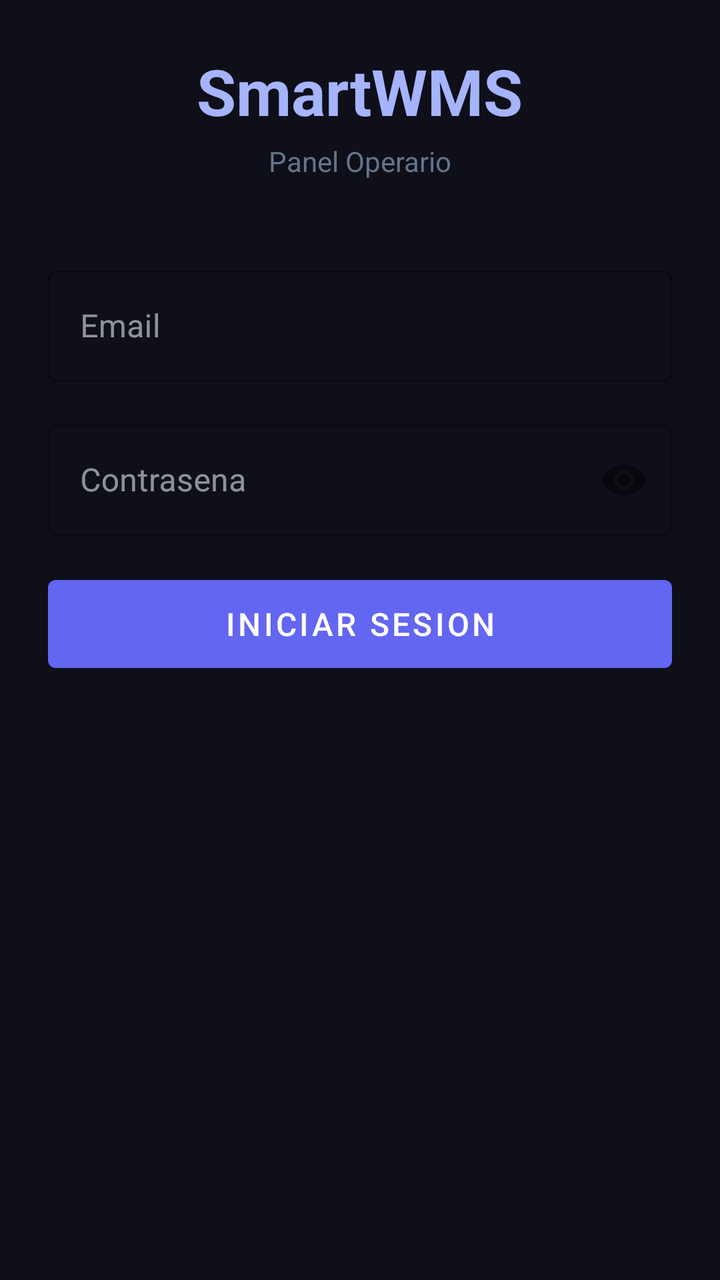
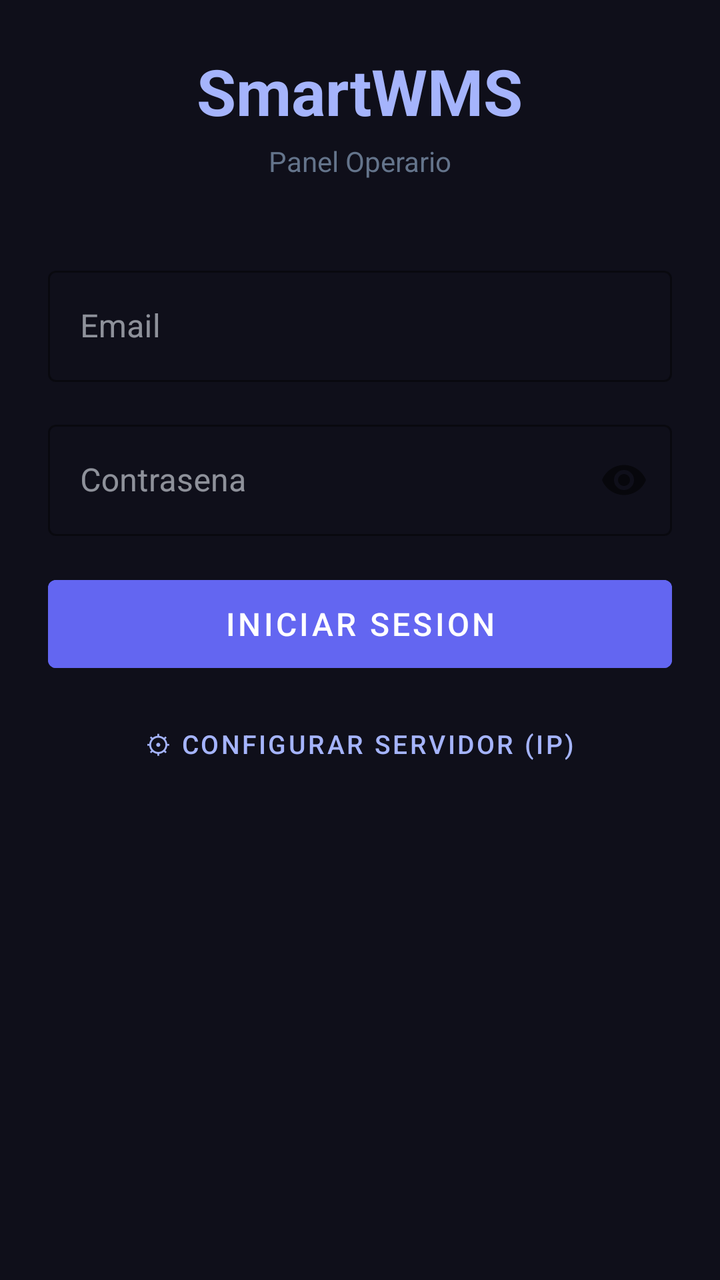

An Android layout rendered at two revisions. The XML below is the earlier revision; the diff shows what the commit changed to produce the second picture.
<!-- AndroidManifest.xml: application theme Theme.SmartWMSOperario -->
<!-- res/layout/activity_login.xml -->
<?xml version="1.0" encoding="utf-8"?>
<androidx.constraintlayout.widget.ConstraintLayout
    xmlns:android="http://schemas.android.com/apk/res/android"
    xmlns:app="http://schemas.android.com/apk/res-auto"
    android:layout_width="match_parent"
    android:layout_height="match_parent"
    android:background="@color/bg_dark"
    android:padding="24dp">

    
    <TextView
        android:id="@+id/tv_title"
        android:layout_width="wrap_content"
        android:layout_height="wrap_content"
        android:text="SmartWMS"
        android:textSize="32sp"
        android:textStyle="bold"
        android:textColor="@color/purple_light"
        app:layout_constraintTop_toTopOf="parent"
        app:layout_constraintStart_toStartOf="parent"
        app:layout_constraintEnd_toEndOf="parent"
        app:layout_constraintVertical_bias="0.3"
        app:layout_constraintBottom_toTopOf="@id/tv_subtitle"/>

    <TextView
        android:id="@+id/tv_subtitle"
        android:layout_width="wrap_content"
        android:layout_height="wrap_content"
        android:text="Panel Operario"
        android:textSize="14sp"
        android:textColor="@color/text_muted"
        app:layout_constraintTop_toBottomOf="@id/tv_title"
        app:layout_constraintStart_toStartOf="parent"
        app:layout_constraintEnd_toEndOf="parent"
        android:layout_marginTop="4dp"/>

    
    <com.google.android.material.textfield.TextInputLayout
        android:id="@+id/til_email"
        style="@style/Widget.MaterialComponents.TextInputLayout.OutlinedBox"
        android:layout_width="0dp"
        android:layout_height="wrap_content"
        android:hint="Email"
        app:boxStrokeColor="@color/purple_primary"
        app:layout_constraintTop_toBottomOf="@id/tv_subtitle"
        app:layout_constraintStart_toStartOf="parent"
        app:layout_constraintEnd_toEndOf="parent"
        android:layout_marginTop="40dp">

        <com.google.android.material.textfield.TextInputEditText
            android:id="@+id/et_email"
            android:layout_width="match_parent"
            android:layout_height="wrap_content"
            android:inputType="textEmailAddress"
            android:textColor="@color/text_primary"
            android:imeOptions="actionNext"/>
    </com.google.android.material.textfield.TextInputLayout>

    
    <com.google.android.material.textfield.TextInputLayout
        android:id="@+id/til_password"
        style="@style/Widget.MaterialComponents.TextInputLayout.OutlinedBox"
        android:layout_width="0dp"
        android:layout_height="wrap_content"
        android:hint="Contrasena"
        app:passwordToggleEnabled="true"
        app:boxStrokeColor="@color/purple_primary"
        app:layout_constraintTop_toBottomOf="@id/til_email"
        app:layout_constraintStart_toStartOf="parent"
        app:layout_constraintEnd_toEndOf="parent"
        android:layout_marginTop="16dp">

        <com.google.android.material.textfield.TextInputEditText
            android:id="@+id/et_password"
            android:layout_width="match_parent"
            android:layout_height="wrap_content"
            android:inputType="textPassword"
            android:textColor="@color/text_primary"
            android:imeOptions="actionDone"/>
    </com.google.android.material.textfield.TextInputLayout>

    
    <ProgressBar
        android:id="@+id/progress_bar"
        android:layout_width="wrap_content"
        android:layout_height="wrap_content"
        android:visibility="gone"
        app:layout_constraintTop_toBottomOf="@id/til_password"
        app:layout_constraintStart_toStartOf="parent"
        app:layout_constraintEnd_toEndOf="parent"
        android:layout_marginTop="12dp"/>

    
    <com.google.android.material.button.MaterialButton
        android:id="@+id/btn_login"
        android:layout_width="0dp"
        android:layout_height="56dp"
        android:text="Iniciar Sesion"
        android:textSize="16sp"
        android:backgroundTint="@color/purple_primary"
        app:layout_constraintTop_toBottomOf="@id/progress_bar"
        app:layout_constraintStart_toStartOf="parent"
        app:layout_constraintEnd_toEndOf="parent"
        android:layout_marginTop="16dp"/>

</androidx.constraintlayout.widget.ConstraintLayout>
<!-- resources referenced by this layout -->
<resources>
  <color name="bg_dark">#0f0f1a</color>
  <color name="purple_light">#a5b4fc</color>
  <color name="purple_primary">#6366f1</color>
  <color name="text_muted">#64748b</color>
  <color name="text_primary">#e2e8f0</color>
  <style name="Theme.SmartWMSOperario" parent="Theme.MaterialComponents.DayNight.DarkActionBar">
          <item name="colorPrimary">@color/purple_primary</item>
          <item name="colorPrimaryVariant">@color/surface_dark</item>
          <item name="colorOnPrimary">@color/white</item>
          <item name="colorSurface">@color/surface_dark</item>
          <item name="colorOnSurface">@color/text_primary</item>
          <item name="android:windowBackground">@color/bg_dark</item>
          <item name="android:statusBarColor">@color/surface_dark</item>
          <item name="android:navigationBarColor">@color/surface_dark</item>
          <item name="bottomNavigationStyle">@style/SmartWMSBottomNav</item>
      </style>
  <color name="surface_dark">#13131f</color>
  <color name="white">#FFFFFFFF</color>
  <style name="SmartWMSBottomNav" parent="Widget.MaterialComponents.BottomNavigationView">
          <item name="android:background">@color/surface_dark</item>
          <item name="itemIconTint">@color/bottom_nav_selector</item>
          <item name="itemTextColor">@color/bottom_nav_selector</item>
      </style>
</resources>

<!-- the commit's change to res/layout/activity_login.xml (unified diff, before → after) -->
@@ -103,4 +103,18 @@
         app:layout_constraintEnd_toEndOf="parent"
         android:layout_marginTop="16dp"/>
 
+    
+    <com.google.android.material.button.MaterialButton
+        android:id="@+id/btn_server_config"
+        style="@style/Widget.MaterialComponents.Button.TextButton"
+        android:layout_width="wrap_content"
+        android:layout_height="wrap_content"
+        android:text="⚙ Configurar Servidor (IP)"
+        android:textColor="@color/purple_light"
+        android:textSize="13sp"
+        app:layout_constraintTop_toBottomOf="@id/btn_login"
+        app:layout_constraintStart_toStartOf="parent"
+        app:layout_constraintEnd_toEndOf="parent"
+        android:layout_marginTop="8dp"/>
+
 </androidx.constraintlayout.widget.ConstraintLayout>
